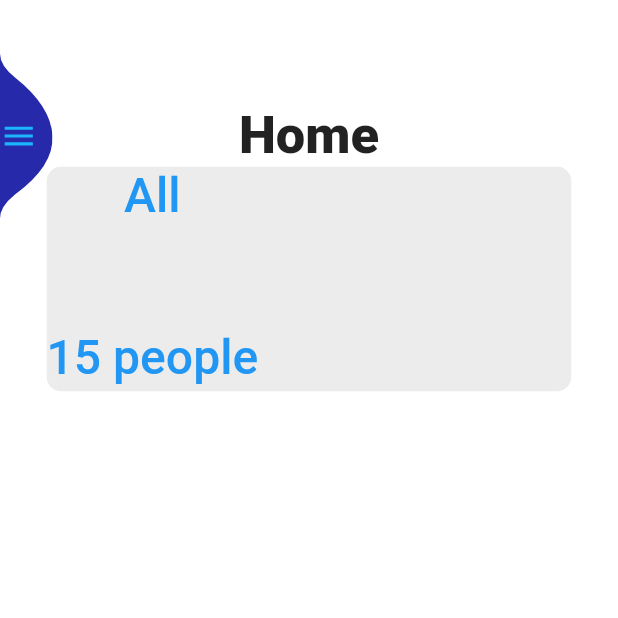
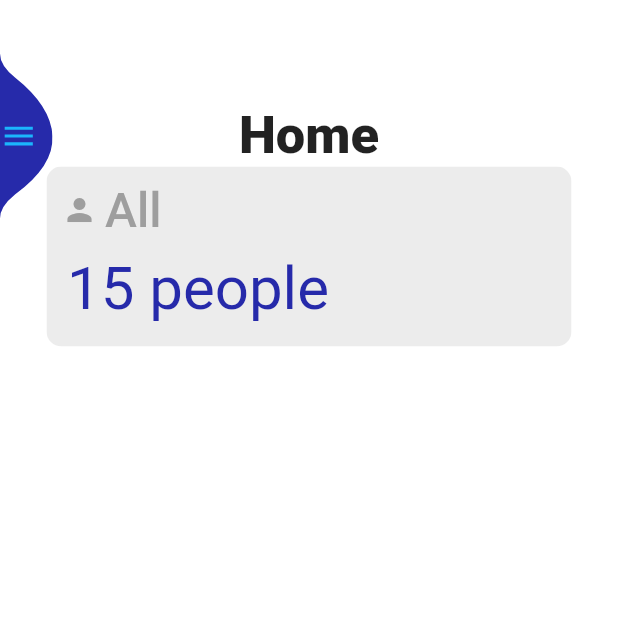
Before and after one commit to UserKazun/relationship_management, a Flutter app: the screen it shows after launch, on a phone screen of 412 x 824 dp, the top half of it. Run offline on Flutter 3.47's test engine with Material 2 defaults, Android fonts, the phone set to English and light mode, and no system bars; our stand-ins replace rxdart.

Commit message:
[update]homeInfo layout

```diff
--- a/lib/widgets/category_info.dart
+++ b/lib/widgets/category_info.dart
@@ -7,31 +7,37 @@ class CategoryInfo extends StatelessWidget {
       borderRadius: BorderRadius.circular(10),
       child: Container(
         width: 350,
-        height: 150,
+        height: 120,
         color: Colors.grey.withOpacity(0.2),
+        child: Column(
+          children: <Widget>[
+            Container(
+              padding: EdgeInsets.only(left: 10, top: 10),
               child: Row(
                 children: <Widget>[
-            Flexible(
-              child: Container(
-                child: Column(
-                  children: <Widget>[
+                  Icon(
+                    Icons.person,
+                    color: Colors.grey,
+                  ),
+                  SizedBox(width: 5),
                   Text('All',
-                      textAlign: TextAlign.left,
+                    // textAlign: TextAlign.start,
                     style: TextStyle(
                         fontWeight: FontWeight.w500,
                         fontSize: 32,
-                          color: Colors.blue
-                      ),
-                    ),
-                    SizedBox(height: 70, width: 50),
-                    Text('15 people',
-                      style: TextStyle(
-                          fontWeight: FontWeight.w500,
-                          fontSize: 32,
-                          color: Colors.blue
+                        color: Colors.grey,
                     ),
                   ),
                 ],
+              ),
+            ),
+            //SizedBox(height: 30, width: 30),
+            Container(
+              padding: EdgeInsets.only(top: 10, right: 148),
+              child: Text('15 people',
+                style: TextStyle(
+                  fontSize: 40,
+                  color: const Color(0xFF262AAA),
                 ),
               ),
             ),
--- a/lib/widgets/sidebar_menu.dart
+++ b/lib/widgets/sidebar_menu.dart
@@ -17,7 +17,7 @@ class SidebarMenu extends StatelessWidget {
             color: Colors.cyan,
             size: 30,
           ),
-          SizedBox(width: 20,),
+          SizedBox(width: 20),
           Text(
             title,
             style: TextStyle(
```
Lines whose indentation alone changed are shown as unchanged.
